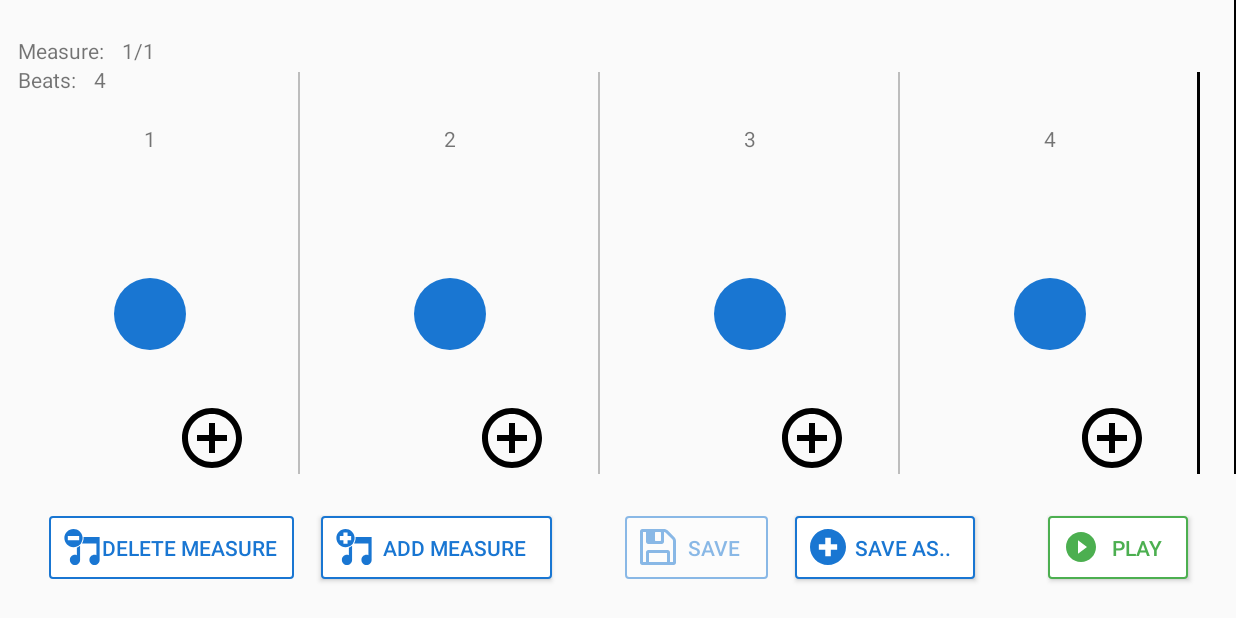
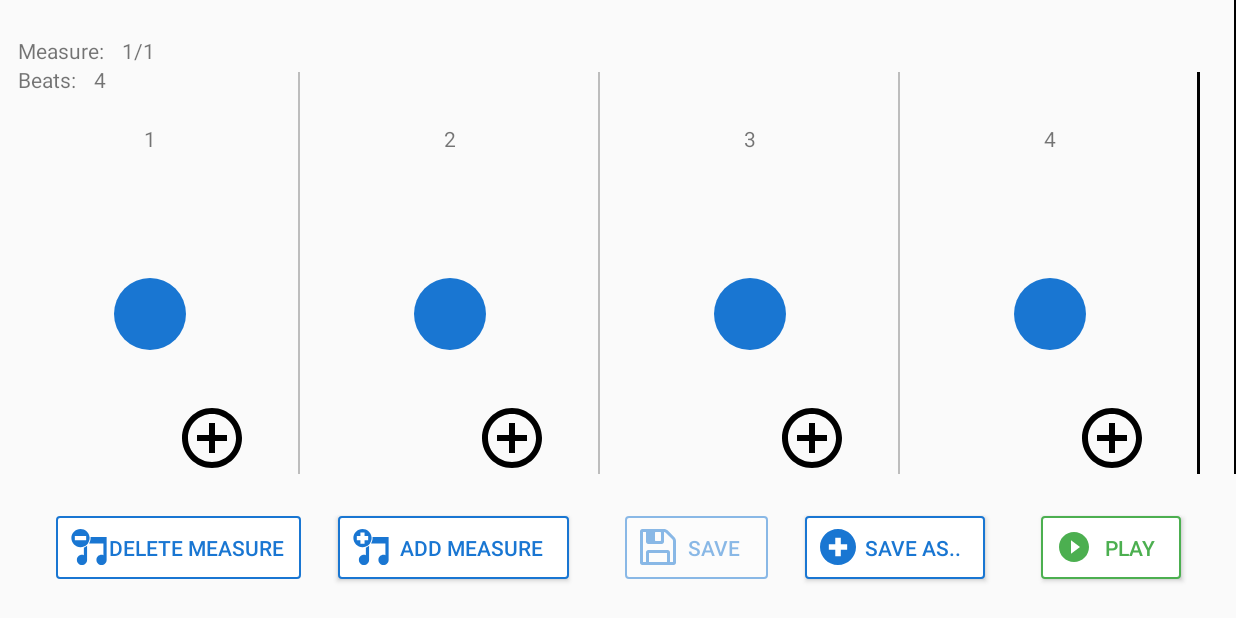
Before and after one commit to reedwilliammiller/cs467-beat-hive, an Android app: the EditorActivity screen opened directly, with no data from a screen before it, on a phone screen of 824 x 412 dp (held sideways). Run offline under Robolectric (Android 15) with nearby library versions, the light colour scheme and no system bars; our stand-ins replace Room's generated code; libraries missing offline, so code that uses them is left out: android.arch.persistence; pictures from the network do not load.

Commit message:
updated button layout

```diff
--- a/Beat Hive/app/src/main/res/layout/editor_controls_container.xml
+++ b/Beat Hive/app/src/main/res/layout/editor_controls_container.xml
@@ -30,7 +30,8 @@
         android:id="@+id/button_add_measure"
         android:layout_width="154dp"
         android:layout_height="42dp"
-        android:layout_marginEnd="32dp"
+        android:layout_marginStart="2dp"
+        android:layout_marginEnd="16dp"
         android:background="@drawable/btn_rounded"
         android:drawableStart="@drawable/ic_new_measure"
         android:paddingLeft="10dp"
@@ -65,7 +66,8 @@
         android:id="@+id/button_save_as"
         android:layout_width="120dp"
         android:layout_height="42dp"
-        android:layout_marginEnd="32dp"
+        android:layout_marginStart="2dp"
+        android:layout_marginEnd="16dp"
         android:background="@drawable/btn_rounded"
         android:drawableStart="@drawable/ic_save_as"
         android:paddingLeft="10dp"
```
